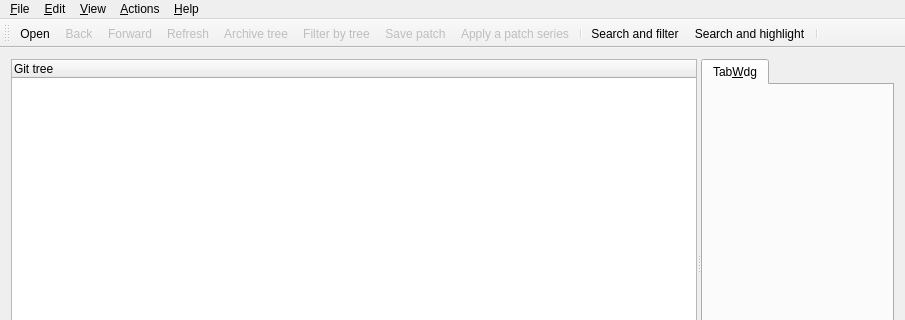
The window that src/mainview.ui (coolshou/qgitx) describes before a commit, drawn with Qt 5; both pictures show x 0 to 905 and y 0 to 320 of the 905 by 477 pixel window.
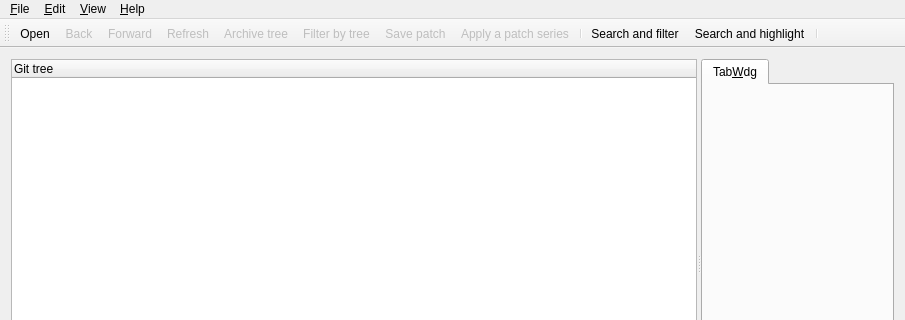
The same window after the commit. Icons and pictures are not drawn. Custom widgets are drawn as their Qt base class.

Commit message:
remove custom actions
Keep QGitX simple - this is advanced and most likely never used. And it won't be possible once we use libgit2.

Patch:
```diff
--- a/src/mainview.ui
+++ b/src/mainview.ui
@@ -140,12 +140,6 @@
     <addaction name="separator"/>
     <addaction name="ActSettings"/>
    </widget>
-   <widget class="QMenu" name="Actions">
-    <property name="title">
-     <string>&amp;Actions</string>
-    </property>
-    <addaction name="ActCustomActionSetup"/>
-   </widget>
    <widget class="QMenu" name="View">
     <property name="title">
      <string>&amp;View</string>
@@ -170,7 +164,6 @@
    <addaction name="File"/>
    <addaction name="Edit"/>
    <addaction name="View"/>
-   <addaction name="Actions"/>
    <addaction name="separator"/>
    <addaction name="Help"/>
   </widget>
```
Left out of the diff: 28 changed lines with no effect on the pictures. The commit also changes 8 other files.
